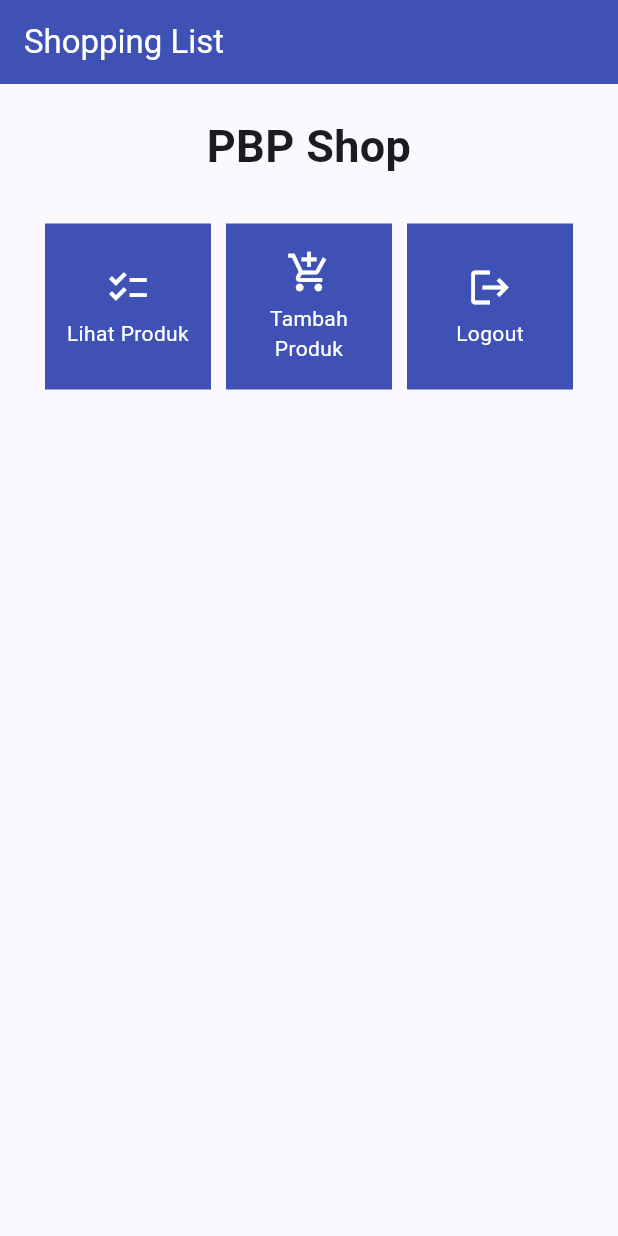
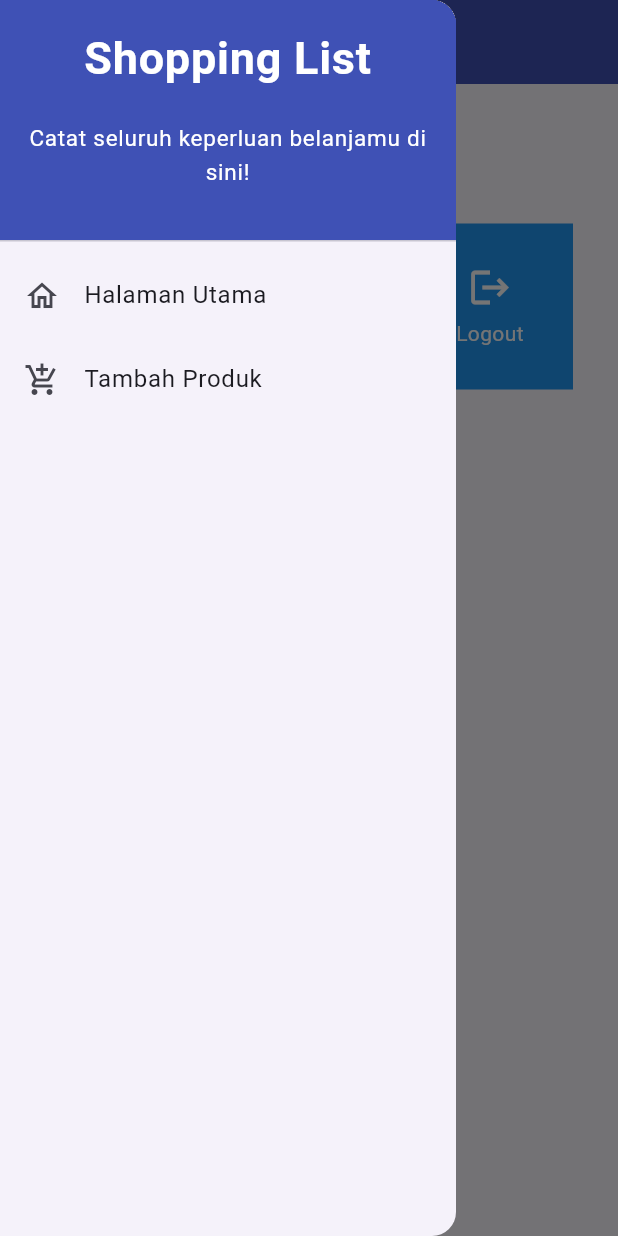
Before and after one commit to DevandraR/shopping-list-mobile, a Flutter app: the screen it shows after launch, with the side drawer open (before the commit the screen has no drawer), on a phone screen of 412 x 824 dp. Run offline on Flutter 3.47's test engine with Material 2 defaults, Android fonts, the phone set to English and light mode, and no system bars.

Commit message:
Tutorial 7 Finishing

```diff
--- a/lib/main.dart
+++ b/lib/main.dart
@@ -1,5 +1,5 @@
 import 'package:flutter/material.dart';
-import 'package:shopping_list/menu.dart';
+import 'package:shopping_list/screens/menu.dart';
 
 void main() {
   runApp(const MyApp());
--- a/lib/menu.dart
+++ b/lib/screens/menu.dart
@@ -1,12 +1,15 @@
 import 'package:flutter/material.dart';
+import 'package:shopping_list/widgets/left_drawer.dart';
+import 'package:shopping_list/screens/shoplist_form.dart';
+import 'package:shopping_list/widgets/shop_card.dart';
 
 class MyHomePage extends StatelessWidget {
   MyHomePage({Key? key}) : super(key: key);
 
   final List<ShopItem> items = [
-    ShopItem("Lihat Produk", Icons.checklist),
-    ShopItem("Tambah Produk", Icons.add_shopping_cart),
-    ShopItem("Logout", Icons.logout),
+    ShopItem("Lihat Produk", Icons.checklist, Colors.red),
+    ShopItem("Tambah Produk", Icons.add_shopping_cart, Colors.green),
+    ShopItem("Logout", Icons.logout, Colors.blue),
 ];
 
   // This widget is the home page of your application. It is stateful, meaning
@@ -27,8 +30,9 @@ class MyHomePage extends StatelessWidget {
                 style: TextStyle(color: Colors.white),
               ),
               backgroundColor: Colors.indigo,
-
+              foregroundColor: Colors.white,
             ),
+            drawer: const LeftDrawer(),
             body: SingleChildScrollView(
               // Widget wrapper yang dapat discroll
               child: Padding(
@@ -70,22 +74,17 @@ class MyHomePage extends StatelessWidget {
     }
 }
 
-class ShopItem {
-  final String name;
-  final IconData icon;
-
-  ShopItem(this.name, this.icon);
-}
-
 class ShopCard extends StatelessWidget {
   final ShopItem item;
+  static int counter = 0;
 
   const ShopCard(this.item, {super.key}); // Constructor
 
   @override
   Widget build(BuildContext context) {
     return Material(
-      color: Colors.indigo,
+
+      color: item.color,
       child: InkWell(
         // Area responsive terhadap sentuhan
         onTap: () {
@@ -94,6 +93,14 @@ class ShopCard extends StatelessWidget {
             ..hideCurrentSnackBar()
             ..showSnackBar(SnackBar(
                 content: Text("Kamu telah menekan tombol ${item.name}!")));
+
+          // Navigate ke route yang sesuai (tergantung jenis tombol)
+          if (item.name == "Tambah Produk") {
+            // TODO: Gunakan Navigator.push untuk melakukan navigasi ke MaterialPageRoute yang mencakup ShopFormPage.
+            Navigator.push(context,
+                MaterialPageRoute(builder: (context) => const ShopFormPage())
+            );
+          }
         },
         child: Container(
           // Container untuk menyimpan Icon dan Text
--- /dev/null
+++ b/lib/widgets/left_drawer.dart
@@ -0,0 +1,69 @@
+import 'package:flutter/material.dart';
+import 'package:shopping_list/screens/menu.dart';
+import 'package:shopping_list/screens/shoplist_form.dart';
+
+class LeftDrawer extends StatelessWidget {
+  const LeftDrawer({super.key});
+
+  @override
+  Widget build(BuildContext context) {
+    return Drawer(
+      child: ListView(
+        children: [
+          const DrawerHeader(
+            // TODO: Bagian drawer header
+            decoration: BoxDecoration(
+              color: Colors.indigo,
+            ),
+            child: Column(
+              children: [
+                Text(
+                  'Shopping List',
+                  textAlign: TextAlign.center,
+                  style: TextStyle(
+                    fontSize: 30,
+                    fontWeight: FontWeight.bold,
+                    color: Colors.white,
+                  ),
+                ),
+                Padding(padding: EdgeInsets.all(10)),
+                Text("Catat seluruh keperluan belanjamu di sini!",
+                    // TODO: Tambahkan gaya teks dengan center alignment, font ukuran 15, warna putih, dan weight biasa
+                    textAlign: TextAlign.center,
+                    style: TextStyle(fontSize: 15, color: Colors.white, fontWeight: FontWeight.normal),
+                    ),
+              ],
+            ),
+          ),
+          // TODO: Bagian routing
+          ListTile(
+            leading: const Icon(Icons.home_outlined),
+            title: const Text('Halaman Utama'),
+            // Bagian redirection ke MyHomePage
+            onTap: () {
+              Navigator.pushReplacement(
+                  context,
+                  MaterialPageRoute(
+                    builder: (context) => MyHomePage(),
+                  ));
+            },
+          ),
+          ListTile(
+            leading: const Icon(Icons.add_shopping_cart),
+            title: const Text('Tambah Produk'),
+            // Bagian redirection ke ShopFormPage
+            onTap: () {
+              /*
+              TODO: Buatlah routing ke ShopFormPage di sini,
+              setelah halaman ShopFormPage sudah dibuat.
+              */
+              Navigator.push(context,
+                MaterialPageRoute(builder: (context) => const ShopFormPage())
+              );
+            },
+          ),
+        ],
+      ),
+    );
+  }
+}
--- /dev/null
+++ b/lib/widgets/shop_card.dart
@@ -0,0 +1,10 @@
+import 'package:flutter/material.dart';
+import 'package:shopping_list/screens/shoplist_form.dart';
+
+class ShopItem {
+  final String name;
+  final IconData icon;
+  final Color color;
+
+  ShopItem(this.name, this.icon, this.color);
+}
```
Also changed, not shown: lib/screens/shoplist_form.dart (added, +168 -0 lines).
